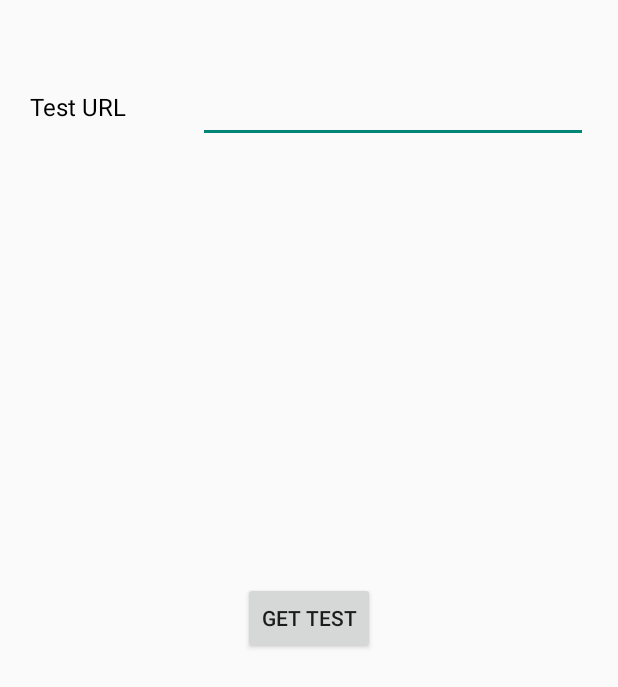
After one commit to uethackathon06/uethackathon2015_team6, an Android app: the layout get_test_layout.xml on its own in the app's theme, with its tools: preview values and no code run, on a phone screen of 412 x 824 dp. The commit adds this screen. Shown: the top 687 px of the screen. Run offline under Robolectric (Android 15) with nearby library versions, the phone set to English and light mode, and no system bars.

Commit message:
create classes and views

```diff
--- /dev/null
+++ b/mobile/Qzy/app/src/main/res/layout/get_test_layout.xml
@@ -0,0 +1,33 @@
+<?xml version="1.0" encoding="utf-8"?>
+<FrameLayout xmlns:android="http://schemas.android.com/apk/res/android"
+    android:orientation="vertical" android:layout_width="match_parent"
+    android:layout_height="match_parent"
+    android:id="@+id/get_test_button">
+
+    <TextView
+        android:layout_width="wrap_content"
+        android:layout_height="wrap_content"
+        android:text="Test URL"
+        android:id="@+id/textView"
+        android:layout_gravity="left|top"
+        android:layout_marginTop="60dp"
+        android:textSize="16dp"
+        android:layout_marginLeft="20dp"
+        android:textColor="#000000" />
+
+    <EditText
+        android:layout_width="260dp"
+        android:layout_height="wrap_content"
+        android:id="@+id/test_url"
+        android:layout_gravity="right|top"
+        android:layout_marginTop="50dp"
+        android:layout_marginRight="20dp" />
+
+    <Button
+        android:layout_width="wrap_content"
+        android:layout_height="wrap_content"
+        android:text="Get Test"
+        android:id="@+id/get_test"
+        android:layout_gravity="center" />
+
+</FrameLayout>
--- a/mobile/Qzy/app/src/main/res/menu/main.xml
+++ b/mobile/Qzy/app/src/main/res/menu/main.xml
@@ -2,7 +2,8 @@
     xmlns:app="http://schemas.android.com/apk/res-auto"
     xmlns:tools="http://schemas.android.com/tools" tools:context=".MainActivity">
     <item android:id="@+id/action_example" android:title="@string/action_example"
-        app:showAsAction="withText|ifRoom" />
+        app:showAsAction="withText|ifRoom"
+        android:visible="false"/>
     <item android:id="@+id/action_settings" android:title="@string/action_settings"
         android:orderInCategory="100" app:showAsAction="never" />
 </menu>
```
Also changed, not shown: mobile/Qzy/app/src/main/java/barry/qzy/Answer.java (added, +8 -0 lines), mobile/Qzy/app/src/main/java/barry/qzy/MainActivity.java (+8 -0 lines), mobile/Qzy/app/src/main/java/barry/qzy/NetworkAPI.java (added, +18 -0 lines), mobile/Qzy/app/src/main/java/barry/qzy/Quiz.java (added, +9 -0 lines), mobile/Qzy/app/src/main/java/barry/qzy/Test.java (added, +14 -0 lines), mobile/Qzy/app/src/main/res/layout/answer_layout.xml (added, +18 -0 lines), mobile/Qzy/app/src/main/res/layout/quiz_layout.xml (added, +21 -0 lines), mobile/Qzy/app/src/main/res/layout/test_layout.xml (added, +20 -0 lines).
